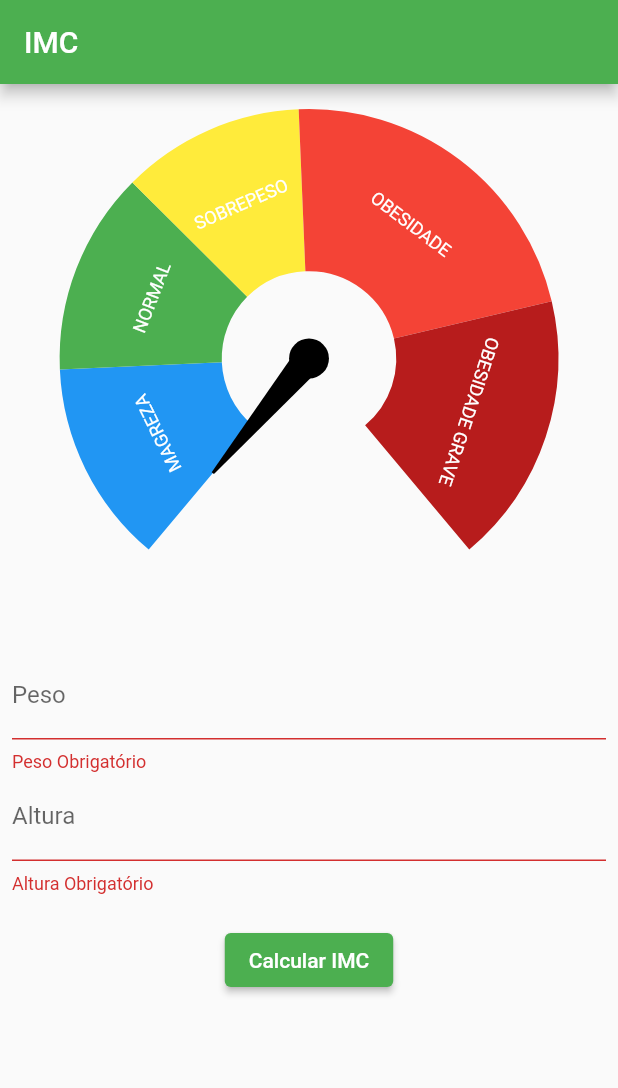
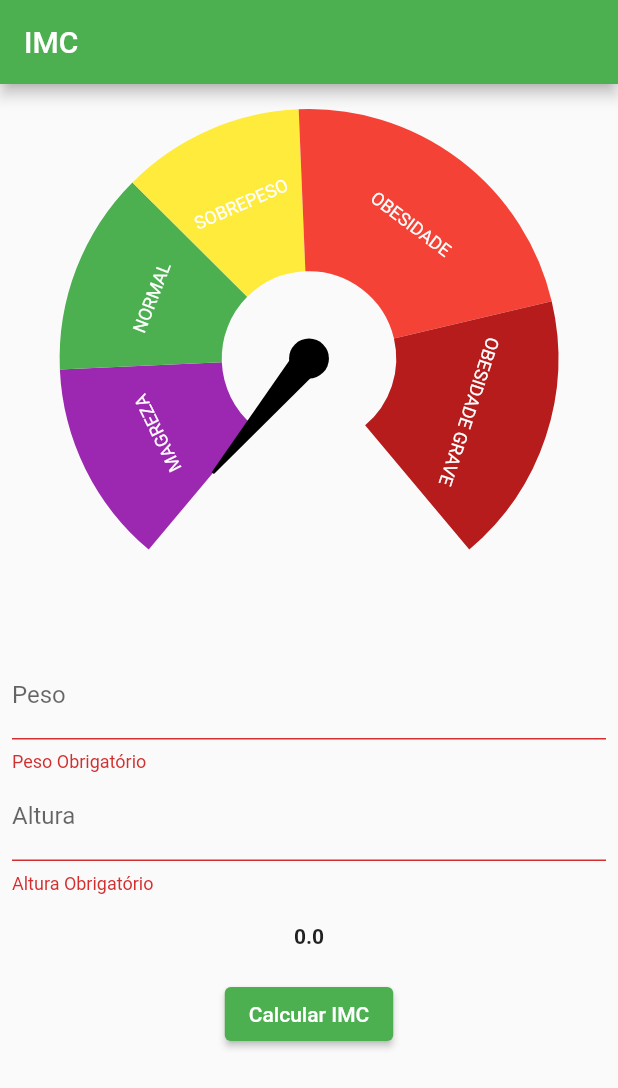
Before and after one commit to AllanRanier/flutter_default_state_manager, a Flutter app: the ImcSetstatePage screen opened directly, after a tap on "Calcular IMC", on a phone screen of 412 x 824 dp. Shown: the top 1088 px of the screen. Run offline on Flutter 3.47's test engine with Material 2 defaults, Android fonts, the phone set to English and light mode, and no system bars; drawn by our look-alikes of syncfusion_flutter_gauges; our stand-ins replace currency_text_input_formatter.

Commit message:
text imc

```diff
--- a/lib/setState/imc_setstate_page.dart
+++ b/lib/setState/imc_setstate_page.dart
@@ -29,6 +29,7 @@ class _ImcSetstatePageState extends State<ImcSetstatePage> {
 
     setState(() {
       imc = peso / pow(altura, 2);
+      print(imc);
     });
   }
 
@@ -92,6 +93,15 @@ class _ImcSetstatePageState extends State<ImcSetstatePage> {
               SizedBox(
                 height: 20,
               ),
+              Text(
+                imc.toString(),
+                textAlign: TextAlign.center,
+                overflow: TextOverflow.ellipsis,
+                style: const TextStyle(fontWeight: FontWeight.bold),
+              ),
+              SizedBox(
+                height: 20,
+              ),
               ElevatedButton(
                 onPressed: () {
                   var formValid = formKey.currentState?.validate() ?? false;
@@ -103,8 +113,6 @@ class _ImcSetstatePageState extends State<ImcSetstatePage> {
                     double peso = formatter.parse(pesoEC.text) as double;
                     double altura = formatter.parse(alturaEC.text) as double;
 
-                    print(peso);
-                    print(altura);
                     _calcularIMC(peso: peso, altura: altura);
                   }
                 },
--- a/lib/widgets/imc_gauge.dart
+++ b/lib/widgets/imc_gauge.dart
@@ -18,7 +18,7 @@ class ImcGauge extends StatelessWidget {
           maximum: 47.9,
           ranges: [
             ImcGaugeRange(
-                color: Colors.blue, start: 12.5, end: 18.5, label: 'MAGREZA'),
+                color: Colors.purple, start: 12.5, end: 18.5, label: 'MAGREZA'),
             ImcGaugeRange(
                 color: Colors.green, start: 18.5, end: 24.5, label: 'NORMAL'),
             ImcGaugeRange(
```
